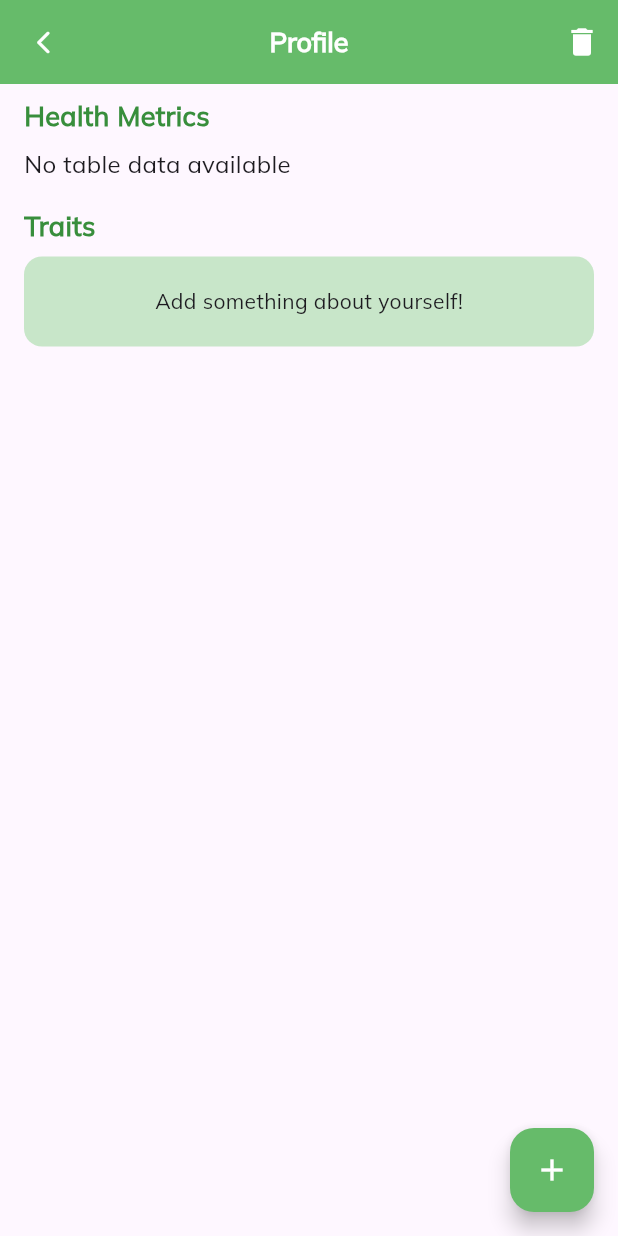
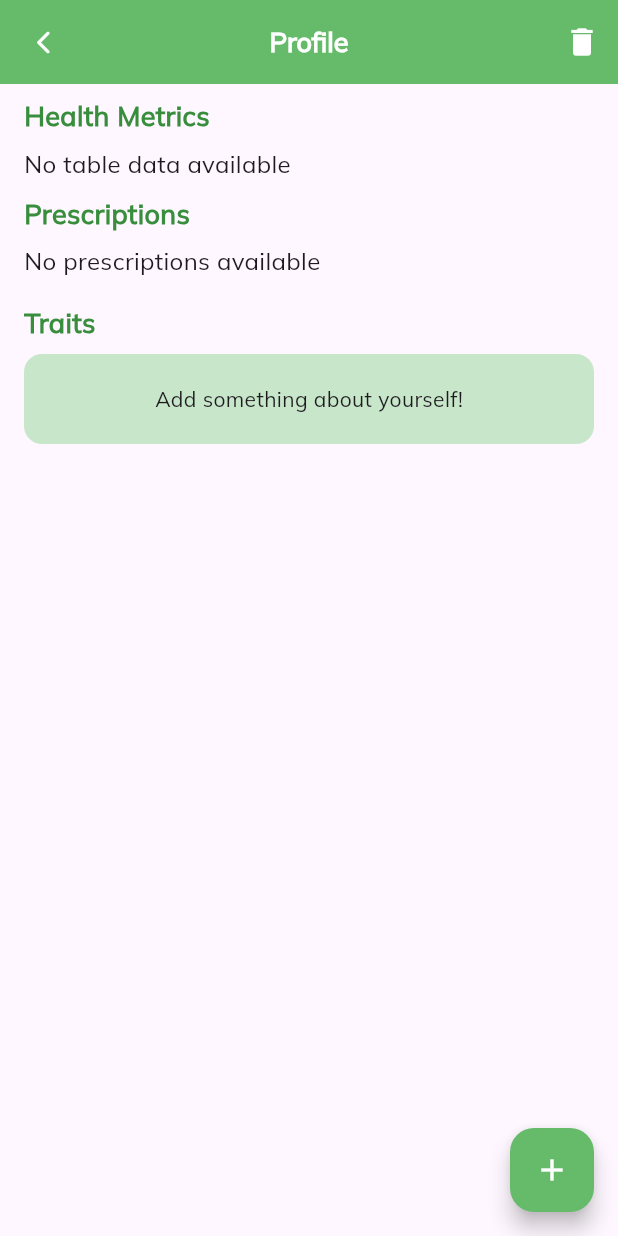
Before and after one commit to Sh1vT/wellwiz, a Flutter app: the ProfilePage screen opened directly, on a phone screen of 412 x 824 dp. Run offline on Flutter 3.47's test engine with Material 3 defaults, Android fonts, the light colour scheme and no system bars; our stand-ins replace cloud_firestore, datetime_picker_formfield, dotted_border, firebase_auth, firebase_core, firebase_messaging and 13 more; missing offline and left inert: background_sms, markdown, workmanager; accounts and stored records are empty.

Commit message:
prescriptions

```diff
--- a/lib/features/profile/profile.dart
+++ b/lib/features/profile/profile.dart
@@ -12,6 +12,7 @@ class ProfilePage extends StatefulWidget {
 class _ProfilePageState extends State<ProfilePage> {
   Map<String, String> profileMap = {};
   List<List<dynamic>> tableList = [];
+  List<List<dynamic>> prescriptionsList = [];
   bool emptyNow = false;
 
   @override
@@ -33,6 +34,15 @@ class _ProfilePageState extends State<ProfilePage> {
         profileMap = Map<String, String>.from(jsonDecode(prefval));
       });
     }
+
+    String? prescriptionsJson = pref.getString('prescriptions');
+      if (prescriptionsJson != null && prescriptionsJson.isNotEmpty) {
+        setState(() {
+          prescriptionsList = List<List<dynamic>>.from(
+              jsonDecode(prescriptionsJson).map((item) => List<dynamic>.from(item)));
+        });
+      }
+
 
     String? tableJson = pref.getString('table');
     if (tableJson != null && tableJson.isNotEmpty) {
@@ -106,9 +116,71 @@ class _ProfilePageState extends State<ProfilePage> {
     final pref = await SharedPreferences.getInstance();
     setState(() {
       tableList.clear(); // Clear the tableList in memory
+      prescriptionsList.clear();
     });
     await pref.remove('table'); // Remove the 'table' key from SharedPreferences
+    await pref.remove('prescriptions');
   }
+
+  Widget _buildPrescriptionsTable() {
+    if (prescriptionsList.isEmpty) {
+      return Container(
+        margin: const EdgeInsets.symmetric(horizontal: 16),
+        child: Text(
+          'No prescriptions available',
+          style: TextStyle(fontSize: 16, fontFamily: 'Mulish'),
+        ),
+      );
+    }
+
+    // Sort the prescriptionsList alphabetically by the first column (Medication)
+    prescriptionsList.sort((a, b) => a[0].compareTo(b[0]));
+
+    return Padding(
+      padding: const EdgeInsets.symmetric(horizontal: 16, vertical: 8),
+      child: Table(
+        border: TableBorder.all(color: Colors.green.shade400, width: 1),
+        columnWidths: const <int, TableColumnWidth>{
+          0: FlexColumnWidth(),
+          1: FlexColumnWidth(),
+        },
+        children: [
+          TableRow(
+            decoration: BoxDecoration(
+              color: Colors.green.shade100,
+            ),
+            children: const [
+              Padding(
+                padding: EdgeInsets.all(8.0),
+                child: Text('Medication',
+                    style: TextStyle(fontWeight: FontWeight.bold)),
+              ),
+              Padding(
+                padding: EdgeInsets.all(8.0),
+                child: Text('Dosage',
+                    style: TextStyle(fontWeight: FontWeight.bold)),
+              ),
+            ],
+          ),
+          ...prescriptionsList.map((row) {
+            return TableRow(
+              children: [
+                Padding(
+                  padding: const EdgeInsets.all(8.0),
+                  child: Text(row[0]), // Medication
+                ),
+                Padding(
+                  padding: const EdgeInsets.all(8.0),
+                  child: Text(row[1]), // Dosage
+                ),
+              ],
+            );
+          }).toList(),
+        ],
+      ),
+    );
+  }
+
 
   Widget _buildTable() {
     if (tableList.isEmpty) {
@@ -247,6 +319,24 @@ class _ProfilePageState extends State<ProfilePage> {
             Align(
               alignment: Alignment.centerLeft,
               child: Padding(
+                padding: const EdgeInsets.symmetric(horizontal: 16.0, vertical: 8),
+                child: Text(
+                  'Prescriptions',
+                  style: TextStyle(
+                    fontSize: 18,
+                    fontWeight: FontWeight.bold,
+                    color: Colors.green.shade700,
+                    fontFamily: 'Mulish',
+                  ),
+                ),
+              ),
+            ),
+            _buildPrescriptionsTable(), // Display the prescriptions table
+
+
+            Align(
+              alignment: Alignment.centerLeft,
+              child: Padding(
                 padding: const EdgeInsets.only(
                     left: 16.0, top: 16, right: 16, bottom: 8),
                 child: Text(
```
Also changed, not shown: lib/features/bot/bot_screen.dart (+80 -0 lines), pubspec.lock.
